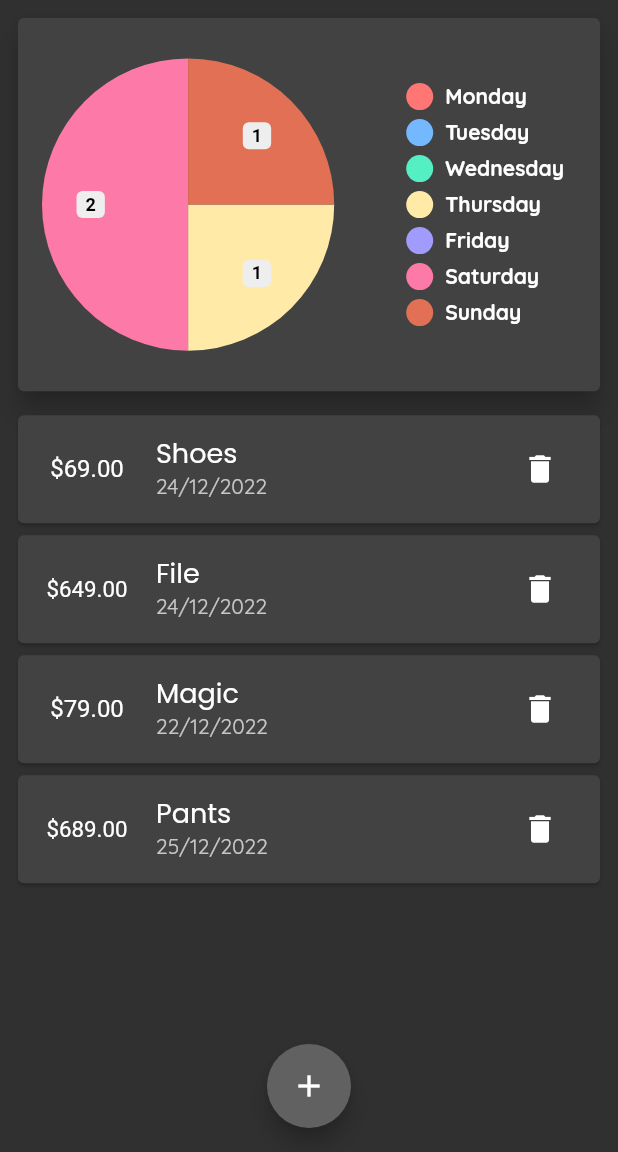
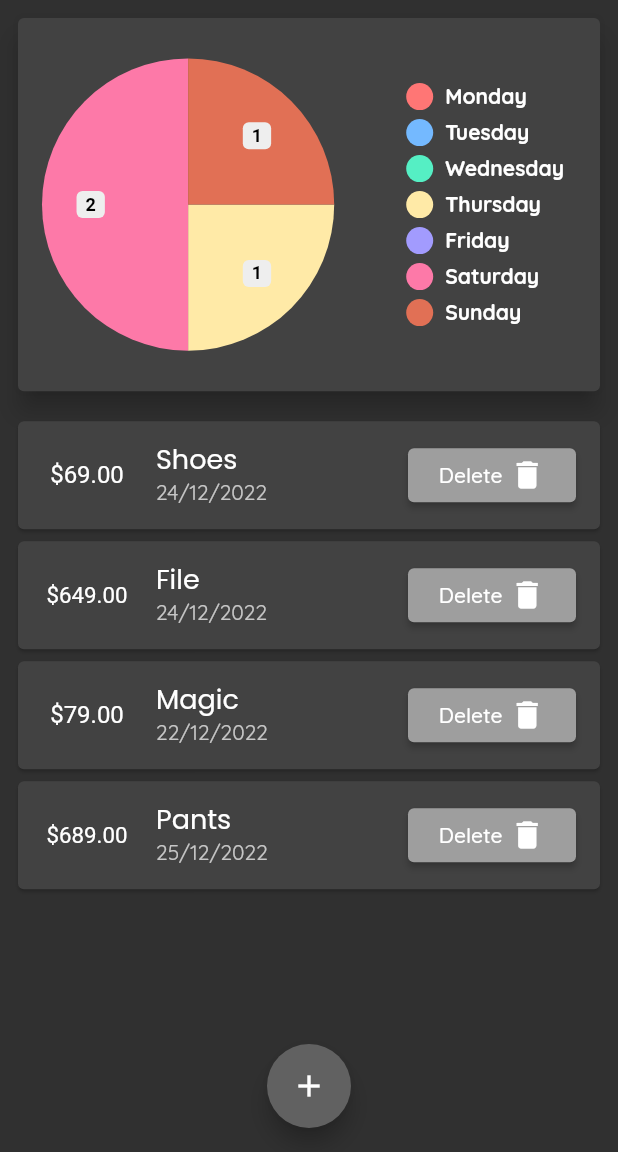
Before and after one commit to IqmanS/flutter-personal-expenses-manager, a Flutter app: the screen it shows after launch, on a phone screen of 412 x 824 dp, the part 84-1236 px from its top. Run offline on Flutter 3.47's test engine with Material 2 defaults, Android fonts, the phone set to English and light mode, and no system bars; drawn by our look-alikes of pie_chart; our stand-ins replace flutter_svg, google_fonts.

Commit message:
personal_expense

```diff
--- a/lib/Widgets/transaction_list.dart
+++ b/lib/Widgets/transaction_list.dart
@@ -1,4 +1,6 @@
 // ignore_for_file: must_be_immutable, use_key_in_widget_constructors, avoid_print, sized_box_for_whitespace, non_constant_identifier_names
+
+import 'dart:math';
 
 import 'package:flutter/material.dart';
 import 'package:personal_expense/Model/transaction.dart';
@@ -42,10 +44,30 @@ class TransactionList extends StatelessWidget {
                         ?.fontFamily,
                     fontSize: 18),
               ),
-              trailing: IconButton(
-                icon: const Icon(Icons.delete),
-                onPressed: () => deleteTx(transactions[index].id),
-              ),
+              trailing: MediaQuery.of(context).size.width > 360 ||
+                      MediaQuery.of(context).orientation ==
+                          Orientation.landscape
+                  ? ElevatedButton(
+                      style: ButtonStyle(
+                          backgroundColor: MaterialStateProperty.resolveWith(
+                              (states) => Theme.of(context).primaryColor)),
+                      onPressed: () => deleteTx(transactions[index].id),
+                      child: Container(
+                        width:
+                            max(MediaQuery.of(context).size.width * 0.10, 80),
+                        child: Row(
+                          crossAxisAlignment: CrossAxisAlignment.center,
+                          mainAxisAlignment: MainAxisAlignment.spaceEvenly,
+                          children: [
+                            const Text("Delete"),
+                            const Icon(Icons.delete)
+                          ],
+                        ),
+                      ))
+                  : IconButton(
+                      icon: const Icon(Icons.delete),
+                      onPressed: () => deleteTx(transactions[index].id),
+                    ),
               subtitle: Text(Date(transactions[index].date)),
             ),
           ),
--- a/lib/main.dart
+++ b/lib/main.dart
@@ -111,16 +111,25 @@ class _MyHomePageState extends State<MyHomePage> {
       elevation: 0,
       title: const Text(
         "Personal Expenses",
+        style: TextStyle(color: Colors.white),
       ),
       centerTitle: true,
     );
     final txChart = Container(
-      padding: const EdgeInsets.fromLTRB(8, 8, 8, 4),
-      height: (MediaQuery.of(context).size.height -
+      padding: isLandscape
+          ? const EdgeInsets.symmetric(vertical: 4, horizontal: 32)
+          : const EdgeInsets.fromLTRB(8, 8, 8, 4),
+      height: isLandscape
+          ? (MediaQuery.of(context).size.height -
                   appBar.preferredSize.height -
                   MediaQuery.of(context).padding.top -
                   MediaQuery.of(context).padding.bottom) *
-          0.75,
+              0.80
+          : (MediaQuery.of(context).size.height -
+                  appBar.preferredSize.height -
+                  MediaQuery.of(context).padding.top -
+                  MediaQuery.of(context).padding.bottom) *
+              0.35,
       child: TransactionChart(userTransaction: userTransaction),
     );
     final txList = userTransaction.isEmpty
@@ -138,8 +147,16 @@ class _MyHomePageState extends State<MyHomePage> {
             ],
           )
         : Container(
-            padding: const EdgeInsets.fromLTRB(8, 4, 8, 8),
-            height: (MediaQuery.of(context).size.height -
+            padding: isLandscape
+                ? const EdgeInsets.symmetric(vertical: 4, horizontal: 32)
+                : const EdgeInsets.fromLTRB(8, 8, 8, 4),
+            height: isLandscape
+                ? (MediaQuery.of(context).size.height -
+                        appBar.preferredSize.height -
+                        MediaQuery.of(context).padding.top -
+                        MediaQuery.of(context).padding.bottom) *
+                    0.95
+                : (MediaQuery.of(context).size.height -
                         appBar.preferredSize.height -
                         MediaQuery.of(context).padding.top -
                         MediaQuery.of(context).padding.bottom) *
@@ -168,16 +185,16 @@ class _MyHomePageState extends State<MyHomePage> {
                     })
               ]),
             if (isLandscape) _showChart ? txChart : txList,
-            if (!isLandscape)
-              Container(
-                padding: const EdgeInsets.fromLTRB(8, 8, 8, 4),
-                height: (MediaQuery.of(context).size.height -
-                        appBar.preferredSize.height -
-                        MediaQuery.of(context).padding.top -
-                        MediaQuery.of(context).padding.bottom) *
-                    0.35,
-                child: TransactionChart(userTransaction: userTransaction),
-              ),
+            if (!isLandscape) txChart,
+            // Container(
+            //   padding: const EdgeInsets.fromLTRB(8, 8, 8, 4),
+            //   height: (MediaQuery.of(context).size.height -
+            //           appBar.preferredSize.height -
+            //           MediaQuery.of(context).padding.top -
+            //           MediaQuery.of(context).padding.bottom) *
+            //       0.35,
+            //   child: TransactionChart(userTransaction: userTransaction),
+            // ),
             if (!isLandscape) txList
           ],
         ),
@@ -190,7 +207,9 @@ class _MyHomePageState extends State<MyHomePage> {
         ),
         onPressed: () => _startAddNewTransaction(context),
       ),
-      floatingActionButtonLocation: FloatingActionButtonLocation.centerFloat,
+      floatingActionButtonLocation: isLandscape
+          ? FloatingActionButtonLocation.endFloat
+          : FloatingActionButtonLocation.centerFloat,
     );
   }
 }
```
Also changed, not shown: lib/Widgets/transaction_input.dart (+9 -3 lines), 8 other files. Lines whose indentation alone changed are shown as unchanged.
